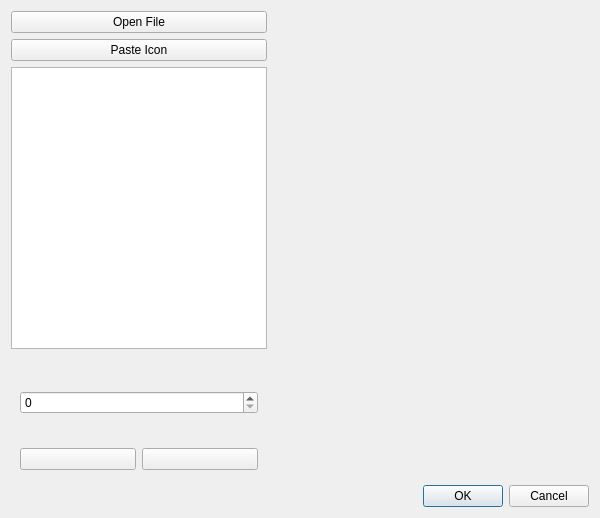
Old version of the form src/pythonGui/karabogui/controllers/icons.ui in the repository European-XFEL/Karabo.
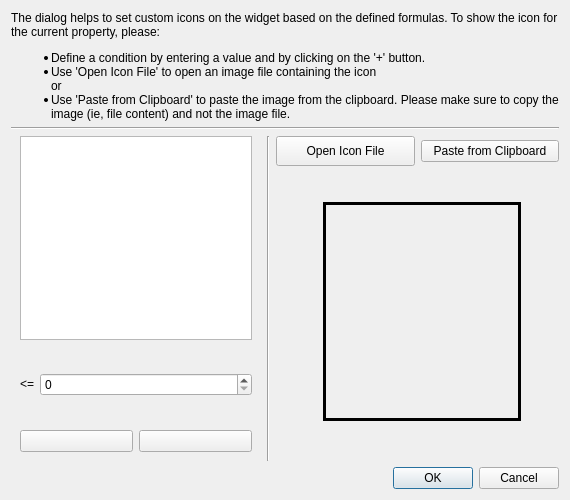
New version of the form. The open tabs and pages were chosen to show the change. Icons and pictures are not drawn. Custom widgets are drawn as their Qt base class.

Commit message: Improve 'Change Icon' Dialog appearance.

```diff
--- a/src/pythonGui/karabogui/controllers/icons.ui
+++ b/src/pythonGui/karabogui/controllers/icons.ui
@@ -6,70 +6,93 @@
    <rect>
     <x>0</x>
     <y>0</y>
-    <width>600</width>
-    <height>518</height>
+    <width>570</width>
+    <height>500</height>
    </rect>
   </property>
+  <property name="sizePolicy">
+   <sizepolicy hsizetype="Preferred" vsizetype="Preferred">
+    <horstretch>0</horstretch>
+    <verstretch>0</verstretch>
+   </sizepolicy>
+  </property>
+  <property name="maximumSize">
+   <size>
+    <width>670</width>
+    <height>510</height>
+   </size>
+  </property>
   <property name="windowTitle">
    <string>Dialog</string>
   </property>
-  <layout class="QVBoxLayout" name="verticalLayout_6">
-   <item>
-    <layout class="QHBoxLayout" name="horizontalLayout_2" stretch="0,2">
-     <item>
       <layout class="QVBoxLayout" name="verticalLayout_4">
        <item>
-        <widget class="QPushButton" name="open">
-         <property name="maximumSize">
-          <size>
-           <width>16777215</width>
-           <height>16777215</height>
-          </size>
-         </property>
+    <layout class="QVBoxLayout" name="verticalLayout_2">
+     <item>
+      <widget class="QLabel" name="help_message">
          <property name="text">
-          <string>Open File</string>
-         </property>
-         <property name="icon">
-          <iconset>
-           <normaloff>../icons/document-open.svg</normaloff>../icons/document-open.svg</iconset>
-         </property>
-         <property name="iconSize">
-          <size>
-           <width>24</width>
-           <height>24</height>
-          </size>
-         </property>
+        <string>&lt;html&gt;
+&lt;head/&gt;
+&lt;body&gt;
+The dialog helps to set custom icons on the widget based on the defined formulas. To show the icon for the current property, please:
+&lt;ul&gt;
+&lt;li&gt;Define a condition by entering a value and by clicking on the '+' button. &lt;li/&gt;
+&lt;li&gt;Use 'Open Icon File' to open an image file containing the icon&lt;li/&gt;  or
+&lt;li&gt;Use 'Paste from Clipboard' to paste the image from the clipboard. Please make sure to copy the image (ie, file content) and not the image file.&lt;/li&gt;
+&lt;ul&gt;
+&lt;/body&gt;
+&lt;/html&gt;</string>
+       </property>
+       <property name="textFormat">
+        <enum>Qt::RichText</enum>
+       </property>
+       <property name="alignment">
+        <set>Qt::AlignLeading|Qt::AlignLeft|Qt::AlignTop</set>
+       </property>
+       <property name="wordWrap">
+        <bool>true</bool>
+       </property>
         </widget>
        </item>
        <item>
-        <widget class="QPushButton" name="paste">
-         <property name="maximumSize">
-          <size>
-           <width>16777215</width>
-           <height>16777215</height>
-          </size>
-         </property>
-         <property name="text">
-          <string>Paste Icon</string>
-         </property>
-         <property name="icon">
-          <iconset>
-           <normaloff>../icons/edit-paste.svg</normaloff>../icons/edit-paste.svg</iconset>
-         </property>
-         <property name="iconSize">
-          <size>
-           <width>24</width>
-           <height>24</height>
-          </size>
-         </property>
-        </widget>
-       </item>
-       <item>
-        <widget class="QListWidget" name="valueList"/>
-       </item>
+      <widget class="Line" name="line">
+       <property name="orientation">
+        <enum>Qt::Horizontal</enum>
+       </property>
+      </widget>
+     </item>
+    </layout>
+   </item>
+   <item>
+    <layout class="QHBoxLayout" name="horizontalLayout_2">
        <item>
         <widget class="QWidget" name="editable" native="true">
+       <property name="sizePolicy">
+        <sizepolicy hsizetype="Expanding" vsizetype="Expanding">
+         <horstretch>0</horstretch>
+         <verstretch>0</verstretch>
+        </sizepolicy>
+       </property>
+       <property name="maximumSize">
+        <size>
+         <width>250</width>
+         <height>16777215</height>
+        </size>
+       </property>
          <layout class="QVBoxLayout" name="verticalLayout_5">
+        <property name="topMargin">
+         <number>0</number>
+        </property>
+        <item>
+         <widget class="QListWidget" name="valueList">
+          <property name="maximumSize">
+           <size>
+            <width>250</width>
+            <height>16777215</height>
+           </size>
+          </property>
+         </widget>
+        </item>
           <item>
            <widget class="QStackedWidget" name="stack">
             <property name="sizePolicy">
@@ -80,7 +103,7 @@
             </property>
             <property name="maximumSize">
              <size>
-              <width>16777215</width>
+            <width>250</width>
               <height>16777215</height>
              </size>
             </property>
@@ -94,17 +117,17 @@
              <number>0</number>
             </property>
             <widget class="QWidget" name="floatPage">
-             <layout class="QVBoxLayout" name="verticalLayout">
-              <property name="leftMargin">
-               <number>0</number>
-              </property>
-              <property name="topMargin">
-               <number>0</number>
-              </property>
-              <property name="bottomMargin">
-               <number>0</number>
-              </property>
-              <item>
+           <widget class="QWidget" name="layoutWidget_4">
+            <property name="geometry">
+             <rect>
+              <x>0</x>
+              <y>31</y>
+              <width>161</width>
+              <height>51</height>
+             </rect>
+            </property>
+            <layout class="QGridLayout" name="gridLayout_2">
+             <item row="0" column="0" rowspan="2" colspan="2">
                <widget class="QRadioButton" name="lessEqual">
                 <property name="text">
                  <string>&lt;=</string>
@@ -121,18 +144,61 @@
                 </property>
                </widget>
               </item>
-              <item>
-               <widget class="QDoubleSpinBox" name="floatValue"/>
-              </item>
-             </layout>
+            </layout>
+           </widget>
             </widget>
             <widget class="QWidget" name="intPage">
-             <layout class="QVBoxLayout" name="verticalLayout_2">
-              <property name="margin">
+           <layout class="QGridLayout" name="gridLayout_5">
+            <property name="leftMargin">
                <number>0</number>
               </property>
+            <property name="topMargin">
+             <number>0</number>
+            </property>
+            <property name="rightMargin">
+             <number>0</number>
+            </property>
+            <property name="bottomMargin">
+             <number>0</number>
+            </property>
+            <item row="0" column="0">
+             <layout class="QHBoxLayout" name="horizontalLayout_4" stretch="0,5">
+              <property name="spacing">
+               <number>6</number>
+              </property>
+              <property name="leftMargin">
+               <number>0</number>
+              </property>
+              <property name="rightMargin">
+               <number>0</number>
+              </property>
               <item>
-               <widget class="QSpinBox" name="intValue"/>
+               <widget class="QLabel" name="label">
+                <property name="layoutDirection">
+                 <enum>Qt::LeftToRight</enum>
+                </property>
+                <property name="text">
+                 <string>&lt;=</string>
+                </property>
+                <property name="textFormat">
+                 <enum>Qt::AutoText</enum>
+                </property>
+                <property name="alignment">
+                 <set>Qt::AlignRight|Qt::AlignTrailing|Qt::AlignVCenter</set>
+                </property>
+                <property name="indent">
+                 <number>-1</number>
+                </property>
+               </widget>
+              </item>
+              <item>
+               <widget class="QSpinBox" name="intValue">
+                <property name="alignment">
+                 <set>Qt::AlignLeading|Qt::AlignLeft|Qt::AlignVCenter</set>
+                </property>
+               </widget>
+              </item>
+             </layout>
               </item>
              </layout>
             </widget>
@@ -248,14 +314,110 @@
         </widget>
        </item>
        <item>
-        <layout class="QHBoxLayout" name="horizontalLayout"/>
+      <widget class="Line" name="line_2">
+       <property name="orientation">
+        <enum>Qt::Vertical</enum>
+       </property>
+      </widget>
+     </item>
+     <item>
+      <layout class="QVBoxLayout" name="verticalLayout" stretch="0,0,6">
+       <item>
+        <layout class="QHBoxLayout" name="horizontalLayout">
+         <item>
+          <widget class="QPushButton" name="open">
+           <property name="minimumSize">
+            <size>
+             <width>0</width>
+             <height>30</height>
+            </size>
+           </property>
+           <property name="maximumSize">
+            <size>
+             <width>16777215</width>
+             <height>16777215</height>
+            </size>
+           </property>
+           <property name="text">
+            <string>Open Icon File</string>
+           </property>
+           <property name="icon">
+            <iconset>
+             <normaloff>../icons/document-open.svg</normaloff>../icons/document-open.svg</iconset>
+           </property>
+           <property name="iconSize">
+            <size>
+             <width>24</width>
+             <height>24</height>
+            </size>
+           </property>
+          </widget>
+         </item>
+         <item>
+          <widget class="QPushButton" name="paste">
+           <property name="maximumSize">
+            <size>
+             <width>16777215</width>
+             <height>16777215</height>
+            </size>
+           </property>
+           <property name="text">
+            <string>Paste from Clipboard</string>
+           </property>
+           <property name="icon">
+            <iconset>
+             <normaloff>../icons/edit-paste.svg</normaloff>../icons/edit-paste.svg</iconset>
+           </property>
+           <property name="iconSize">
+            <size>
+             <width>24</width>
+             <height>24</height>
+            </size>
+           </property>
+          </widget>
        </item>
       </layout>
      </item>
+       <item>
+        <spacer name="verticalSpacer_2">
+         <property name="orientation">
+          <enum>Qt::Vertical</enum>
+         </property>
+         <property name="sizeType">
+          <enum>QSizePolicy::Fixed</enum>
+         </property>
+         <property name="sizeHint" stdset="0">
+          <size>
+           <width>241</width>
+           <height>30</height>
+          </size>
+         </property>
+        </spacer>
+       </item>
+       <item>
+        <layout class="QGridLayout" name="gridLayout">
+         <item row="0" column="1">
+          <widget class="QFrame" name="frame">
+           <property name="sizePolicy">
+            <sizepolicy hsizetype="Expanding" vsizetype="Preferred">
+             <horstretch>0</horstretch>
+             <verstretch>0</verstretch>
+            </sizepolicy>
+           </property>
+           <property name="frameShape">
+            <enum>QFrame::Box</enum>
+           </property>
+           <property name="frameShadow">
+            <enum>QFrame::Plain</enum>
+           </property>
+           <property name="lineWidth">
+            <number>3</number>
+           </property>
+           <layout class="QVBoxLayout" name="verticalLayout_3">
      <item>
       <widget class="Label" name="image">
        <property name="sizePolicy">
-        <sizepolicy hsizetype="Preferred" vsizetype="Preferred">
+               <sizepolicy hsizetype="Expanding" vsizetype="Preferred">
          <horstretch>0</horstretch>
          <verstretch>0</verstretch>
         </sizepolicy>
@@ -269,9 +431,67 @@
       </widget>
      </item>
     </layout>
+          </widget>
+         </item>
+         <item row="0" column="0">
+          <spacer name="horizontalSpacer">
+           <property name="orientation">
+            <enum>Qt::Horizontal</enum>
+           </property>
+           <property name="sizeType">
+            <enum>QSizePolicy::Fixed</enum>
+           </property>
+           <property name="sizeHint" stdset="0">
+            <size>
+             <width>47</width>
+             <height>17</height>
+            </size>
+           </property>
+          </spacer>
+         </item>
+         <item row="0" column="2">
+          <spacer name="horizontalSpacer_2">
+           <property name="orientation">
+            <enum>Qt::Horizontal</enum>
+           </property>
+           <property name="sizeType">
+            <enum>QSizePolicy::Fixed</enum>
+           </property>
+           <property name="sizeHint" stdset="0">
+            <size>
+             <width>38</width>
+             <height>17</height>
+            </size>
+           </property>
+          </spacer>
+         </item>
+         <item row="1" column="1">
+          <spacer name="verticalSpacer">
+           <property name="orientation">
+            <enum>Qt::Vertical</enum>
+           </property>
+           <property name="sizeType">
+            <enum>QSizePolicy::Fixed</enum>
+           </property>
+           <property name="sizeHint" stdset="0">
+            <size>
+             <width>20</width>
+             <height>40</height>
+            </size>
+           </property>
+          </spacer>
+         </item>
+        </layout>
+       </item>
+      </layout>
+     </item>
+    </layout>
    </item>
    <item>
     <widget class="QDialogButtonBox" name="buttonBox">
+     <property name="orientation">
+      <enum>Qt::Horizontal</enum>
+     </property>
      <property name="standardButtons">
       <set>QDialogButtonBox::Cancel|QDialogButtonBox::Ok</set>
      </property>
```
Left out of the diff: 36 changed lines with no effect on the pictures. Lines whose indentation alone changed are shown as unchanged. The commit also changes 2 other files.
